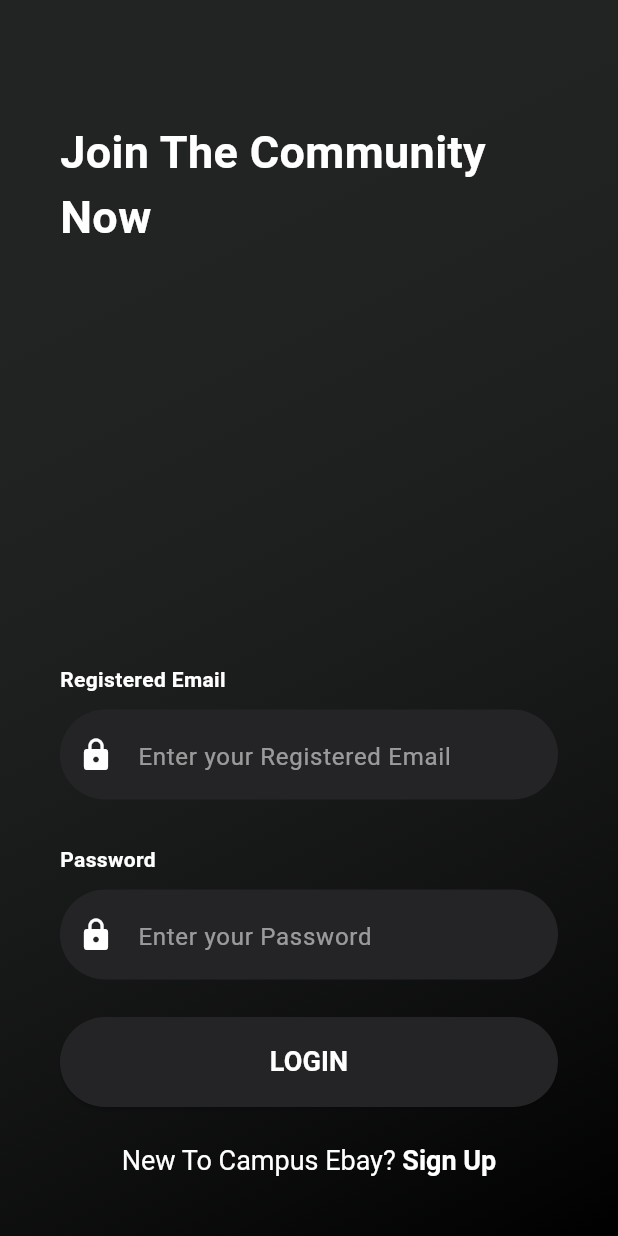
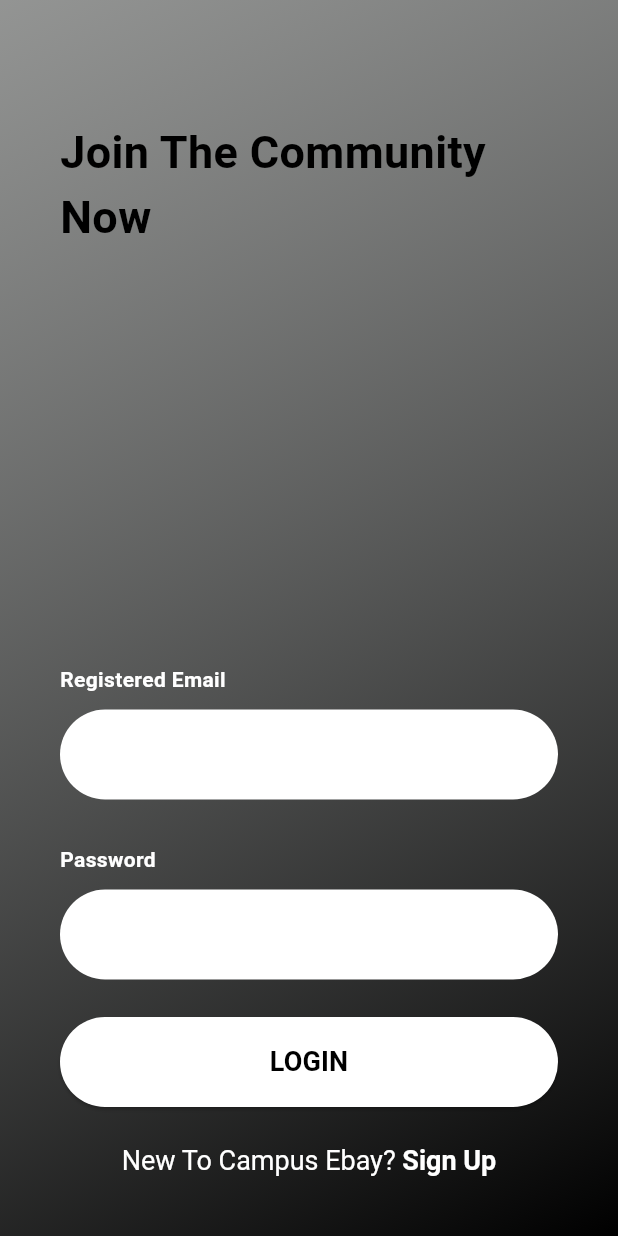
Before and after one commit to karankk-05/Treddit, a Flutter app: the screen it shows after launch, on a phone screen of 412 x 824 dp. Run offline on Flutter 3.47's test engine with Material 3 defaults, Android fonts, the phone set to English and light mode, and no system bars; our stand-ins replace flutter_animate, flutter_secure_storage, image_picker; accounts and stored records are empty; Roboto replaces fonts that are missing (OpenSans).

Commit message:
Changed Theme Class

```diff
--- a/frontend/kampus_konnect/lib/app/appcolors.dart
+++ /dev/null
@@ -1,87 +0,0 @@
-import 'package:flutter/material.dart';
-
-class gradients{
-  static const Gradient login=LinearGradient(
-    begin: Alignment.topLeft,
-    end: Alignment.bottomRight,
-   colors: [
-    Color.fromARGB(111, 77, 80, 80), // Very Dark Gray
-    Color.fromARGB(255, 0, 0, 0),
-    ]);
-}
-class AppColors {
-  // Common colors
-  static const Color primary = Colors.blue;
-
-  // Light mode specific colors
-  static const Color lightPrimary = Colors.blue;
-  static const Color lightPrimaryVariant = Colors.blueAccent;
-  static const Color lightSecondary = Colors.lightBlue;
-  static const Color lightSecondaryVariant = Colors.lightBlueAccent;
-  static const Color lightBackground = Colors.white;
-  static const Color lightSurface = Colors.white;
-  static const Color lightError = Colors.red;
-  static const Color lightOnPrimary = Colors.white;
-  static const Color lightOnSecondary = Colors.black;
-  static const Color lightOnBackground = Colors.black;
-  static const Color lightOnSurface = Colors.black;
-  static const Color lightOnError = Colors.white;
-
-  // Dark mode specific colors
-  static const Color darkPrimary = Color.fromARGB(255, 0, 0, 0);
-  static const Color darkPrimaryVariant = Color.fromARGB(255, 36, 36, 38);
-  static const Color darkSecondary = Color.fromARGB(255, 1, 22, 86);
-  static const Color darkSecondaryVariant = Color.fromARGB(255, 152, 173, 183);
-  static const Color darkBackground = Color.fromARGB(255, 0, 0, 0);
-  static const Color darkSurface = Colors.black;
-  static const Color darkError = Colors.red;
-  static const Color darkOnPrimary = Colors.black;
-  static const Color darkOnSecondary = Color.fromRGBO(250, 250, 251, 0.835);
-  static const Color darkOnBackground = Color.fromARGB(255, 255, 255, 255);
-  static const Color darkOnSurface = Color.fromARGB(255, 88, 119, 221);
-  static const Color darkOnError = Colors.black;
-
-  //Random colors
-
-}
-
-
-
-class appthemes {
-  static final ThemeData lighttheme = ThemeData(
-    colorScheme: ColorScheme(
-      primary: AppColors.lightPrimary,
-      primaryContainer: AppColors.lightPrimaryVariant,
-      secondary: AppColors.lightSecondary,
-      secondaryContainer: AppColors.lightSecondaryVariant,
-      surface: AppColors.lightSurface,
-      background: AppColors.lightBackground,
-      error: AppColors.lightError,
-      onPrimary: AppColors.lightOnPrimary,
-      onSecondary: AppColors.lightOnSecondary,
-      onSurface: AppColors.lightOnSurface,
-      onBackground: AppColors.lightOnBackground,
-      onError: AppColors.lightOnError,
-      brightness: Brightness.light,
-
-    ),
-  );
-
-  static final ThemeData darktheme = ThemeData(
-    colorScheme: ColorScheme(
-      primary: AppColors.darkPrimary,
-      primaryContainer: AppColors.darkPrimaryVariant,
-      secondary: AppColors.darkSecondary,
-      secondaryContainer: AppColors.darkSecondaryVariant,
-      surface: AppColors.darkSurface,
-      background: AppColors.darkBackground,
-      error: AppColors.darkError,
-      onPrimary: Color.fromARGB(255, 255, 255, 255),
-      onSecondary: Color.fromARGB(210, 255, 255, 255),
-      onSurface: AppColors.darkOnSurface,
-      onBackground:  Color.fromARGB(255, 254, 254, 254),
-      onError: AppColors.darkOnError,
-      brightness: Brightness.dark,
-    ),
-  );
-}
--- a/frontend/kampus_konnect/lib/domains/addpost/add_post_page.dart
+++ b/frontend/kampus_konnect/lib/domains/addpost/add_post_page.dart
@@ -1,6 +1,6 @@
 import '../auth/widgets/fields.dart';
 import 'package:flutter/material.dart';
-import '../../app/decorations.dart';
+import '../../theme/decorations.dart';
 import 'add_product_service.dart';
 import 'package:image_picker/image_picker.dart';
 import 'dart:io';
--- a/frontend/kampus_konnect/lib/domains/addpost/add_product_service.dart
+++ b/frontend/kampus_konnect/lib/domains/addpost/add_product_service.dart
@@ -14,11 +14,13 @@ class ProductService {
     required String description,
     required List<File> images,
   }) async {
+    try {
       final email = await _authService.getEmail();
       final token = await _authService.getToken();
 
       if (email == null || token == null) {
         // Handle error: email or token not available
+        print('Error: Email or token not available');
         return false;
       }
 
@@ -35,7 +37,7 @@ class ProductService {
         var stream = http.ByteStream(image.openRead());
         var length = await image.length();
         var multipartFile = http.MultipartFile(
-        'img_${basename(image.path)}', //Ensure the name starts with 'img'
+          'img_${basename(image.path)}', // Ensure the name starts with 'img'
           stream,
           length,
           filename: basename(image.path),
@@ -44,9 +46,19 @@ class ProductService {
       }
 
       var response = await request.send();
+
       if (response.statusCode == 201) {
         return true;
       } else {
+        // Debugging: Print the response status code and reason phrase
+        print(
+            'Error: Failed to upload product. Status code: ${response.statusCode}');
+        print('Reason: ${response.reasonPhrase}');
+        return false;
+      }
+    } catch (e) {
+      // Debugging: Print the error message
+      print('Error: $e');
       return false;
     }
   }
--- a/frontend/kampus_konnect/lib/domains/auth/screens/login.dart
+++ b/frontend/kampus_konnect/lib/domains/auth/screens/login.dart
@@ -1,8 +1,8 @@
 import 'package:flutter/material.dart';
 import '../widgets/fields.dart';
 import 'package:kampus_konnect/domains/homepage/homepage.dart';
-import '../../../../app/appcolors.dart';
-import '../../../../app/decorations.dart';
+import '../../../theme/themes.dart';
+import '../../../theme/decorations.dart';
 import '../services/auth.dart';
 import '../services/auth_action.dart';
 import 'signup.dart';
--- a/frontend/kampus_konnect/lib/domains/auth/screens/signup.dart
+++ b/frontend/kampus_konnect/lib/domains/auth/screens/signup.dart
@@ -2,9 +2,9 @@ import 'package:flutter/cupertino.dart';
 import 'package:flutter/material.dart';
 import 'package:kampus_konnect/domains/auth/widgets/fields.dart';
 
-import '../../../../app/appcolors.dart';
+import '../../../theme/themes.dart';
 import '../services/auth.dart';
-import '../../../../app/decorations.dart';
+import '../../../theme/decorations.dart';
 import 'package:flutter_animate/flutter_animate.dart';
 import '../services/auth_action.dart'; // Import the auth_actions file
 
--- a/frontend/kampus_konnect/lib/domains/auth/services/auth_action.dart
+++ b/frontend/kampus_konnect/lib/domains/auth/services/auth_action.dart
@@ -1,6 +1,6 @@
 import 'package:flutter/material.dart';
 import 'auth.dart';
-import '../../../../app/decorations.dart';
+import '../../../theme/decorations.dart';
 
 class AuthActions {
   final AuthService _authService = AuthService();
--- a/frontend/kampus_konnect/lib/domains/auth/widgets/fields.dart
+++ b/frontend/kampus_konnect/lib/domains/auth/widgets/fields.dart
@@ -1,7 +1,7 @@
 
 
 import 'package:flutter/material.dart';
-import '../../../app/decorations.dart';
+import '../../../theme/decorations.dart';
 class fields {
   static Widget TextField({
     required BuildContext context, // Add BuildContext parameter here
--- a/frontend/kampus_konnect/lib/domains/homepage/homepage.dart
+++ b/frontend/kampus_konnect/lib/domains/homepage/homepage.dart
@@ -1,7 +1,7 @@
 import 'package:flutter/material.dart';
 import 'package:kampus_konnect/domains/homepage/unsold_post_card.dart';
 import 'dart:math';
-import '../../app/decorations.dart';
+import '../../theme/decorations.dart';
 import 'post_card_provider.dart';
 import 'package:provider/provider.dart';
 import 'product_details/product_details.dart';
--- a/frontend/kampus_konnect/lib/domains/myposts/screens/my_posts_page.dart
+++ b/frontend/kampus_konnect/lib/domains/myposts/screens/my_posts_page.dart
@@ -5,7 +5,7 @@ import 'package:provider/provider.dart';
 import '../services&providers/my_posts_provider.dart';
 import '../../auth/screens/login.dart';
 import '../models/my_posts_model.dart';
-import '../../../app/decorations.dart';
+import '../../../theme/decorations.dart';
 import 'my_post_details.dart';
 
 class MyPosts extends StatefulWidget {
--- a/frontend/kampus_konnect/lib/main.dart
+++ b/frontend/kampus_konnect/lib/main.dart
@@ -6,7 +6,7 @@ import 'package:kampus_konnect/domains/homepage/post_card_provider.dart';
 import 'package:kampus_konnect/domains/homepage/product_details/product_details_provider.dart';
 import 'domains/auth/screens/signup.dart';
 import 'domains/auth/screens/login.dart';
-import 'app/appcolors.dart';
+import 'theme/themes.dart';
 import 'nav/mainpage.dart';
 import 'domains/addpost/add_post_page.dart';
 import 'domains/chat/chat_detail_screen.dart';
@@ -23,7 +23,7 @@ void main() async {
 }
 
 class MyApp extends StatefulWidget {
-  static const String baseUrl = 'http://192.168.46.64:3000';
+  static const String baseUrl = 'http://192.168.20.64:3000';
   @override
   _MyAppState createState() => _MyAppState();
 }
@@ -75,8 +75,6 @@ class _MyAppState extends State<MyApp> {
             return MaterialApp(
               title: 'Mail Client',
               theme: appthemes.lighttheme,
-              darkTheme: appthemes.darktheme,
-              themeMode: ThemeMode.dark,
               home: LoginPage(),
               routes: {
                 '/login': (context) => LoginPage(),
@@ -92,8 +90,6 @@ class _MyAppState extends State<MyApp> {
             return MaterialApp(
               title: 'Mail Client',
               theme: appthemes.lighttheme,
-              darkTheme: appthemes.darktheme,
-              themeMode: ThemeMode.dark,
               home: MainPage(),
               routes: {
                 '/login': (context) => LoginPage(),
--- /dev/null
+++ b/frontend/kampus_konnect/lib/theme/themes.dart
@@ -0,0 +1,31 @@
+import 'package:flutter/material.dart';
+
+class gradients {
+  static const Gradient login = LinearGradient(
+      begin: Alignment.topLeft,
+      end: Alignment.bottomRight,
+      colors: [
+        Color.fromARGB(111, 77, 80, 80), // Very Dark Gray
+        Color.fromARGB(255, 0, 0, 0),
+      ]);
+}
+
+class appthemes {
+  static final ThemeData lighttheme = ThemeData(
+    colorScheme: const ColorScheme(
+      primary: Color.fromARGB(255, 183, 255, 0),
+      primaryContainer: Colors.white,
+      onPrimary: Color.fromARGB(255, 0, 0, 0),
+      onPrimaryContainer: Colors.white,
+      secondary: Color.fromARGB(255, 0, 251, 255),
+      onSecondary: Color.fromRGBO(0, 0, 0, 0.831),
+      secondaryContainer: Color.fromARGB(255, 0, 0, 0),
+      onSecondaryContainer: Color.fromARGB(255, 183, 255, 0),
+      surface: Color.fromARGB(255, 201, 201, 199),
+      onSurface: Color.fromARGB(255, 0, 0, 0),
+      error: Colors.red,
+      onError: Colors.black,
+      brightness: Brightness.light,
+    ),
+  );
+}
```
Also changed, not shown: frontend/kampus_konnect/lib/theme/decorations.dart (renamed from frontend/kampus_konnect/lib/app/decorations.dart), frontend/kampus_konnect/pubspec.lock, 1 other file. Lines whose indentation alone changed are shown as unchanged.
